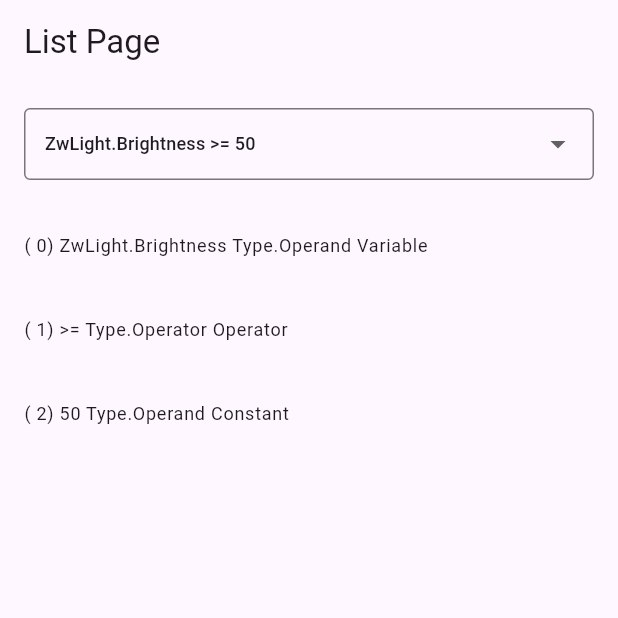
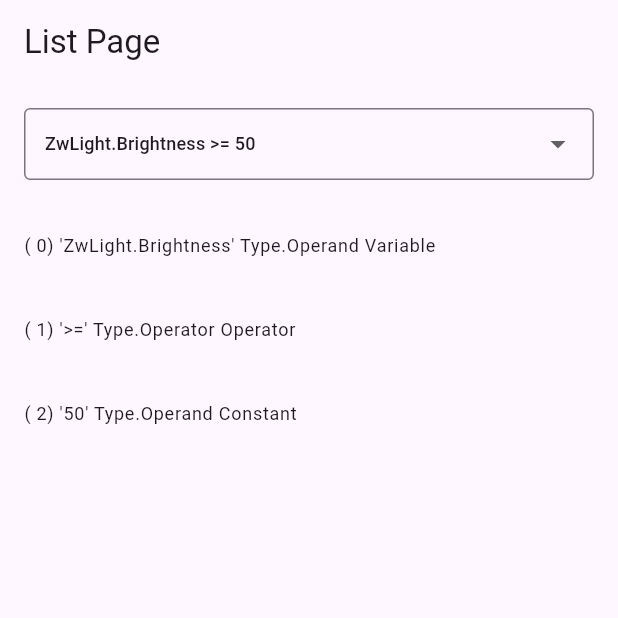
Before and after one commit to mk590901/parser-fsm, a Flutter app: the screen it shows after launch, after a tap on "Perform Action", on a phone screen of 412 x 824 dp, the top half of it. Run offline on Flutter 3.47's test engine with Material 3 defaults, Android fonts, the phone set to English and light mode, and no system bars; our stand-ins replace flutter_bloc.

Commit message:
Update sources

```diff
--- a/lib/parser_state_machine/tokens/token_constant.dart
+++ b/lib/parser_state_machine/tokens/token_constant.dart
@@ -6,7 +6,7 @@ class TokenConstant extends Token {
 
   @override
   String toText() {
-    return '${getName().padRight(2)}\t${getType()}\tConstant';
+    return '\'${getName().padRight(2)}\'\t${getType()}\tConstant';
   }
 
   @override
--- a/lib/parser_state_machine/tokens/token_operator.dart
+++ b/lib/parser_state_machine/tokens/token_operator.dart
@@ -7,7 +7,7 @@ class TokenOperator extends Token {
 
   @override
   String toText() {
-    return '${getName().padRight(2)}\t${getType()}\tOperator';
+    return '\'${getName().padRight(2)}\'\t${getType()}\tOperator';
   }
 
   @override
--- a/lib/parser_state_machine/tokens/token_variable.dart
+++ b/lib/parser_state_machine/tokens/token_variable.dart
@@ -6,7 +6,7 @@ class TokenVariable extends Token {
 
   @override
   String toText() {
-    return '${getName().padRight(2)}\t${getType()}\tVariable';
+    return '\'${getName().padRight(2)}\'\t${getType()}\tVariable';
   }
 
   @override
```
